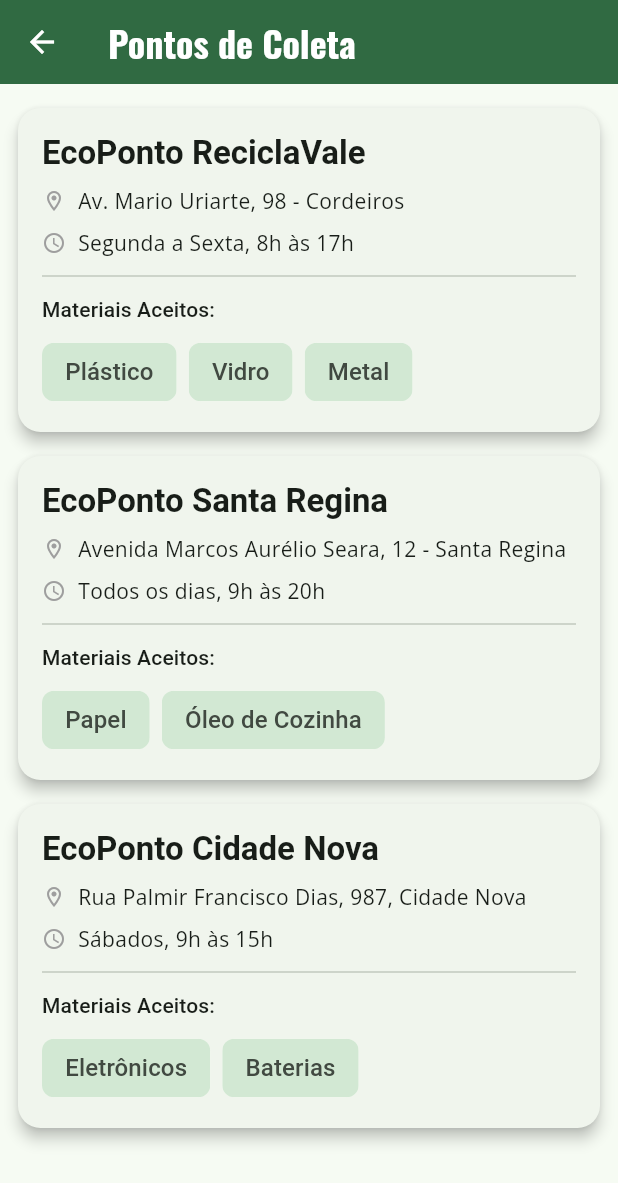
After one commit to eliassilveirajr/eco-coleta, a Flutter app: the PontosColetaScreen screen opened directly, on a phone screen of 412 x 824 dp. The commit adds this screen. Shown: the top 1183 px of the screen. Run offline on Flutter 3.47's test engine with Material 3 defaults, Android fonts, the phone set to English and light mode, and no system bars; our stand-ins replace go_router, google_fonts.

Commit message:
feat: Adiciona tela de pontos de coleta e integra ao menu

```diff
--- a/lib/home_screen.dart
+++ b/lib/home_screen.dart
@@ -6,6 +6,7 @@ import 'package:google_fonts/google_fonts.dart';
 // Importe as telas que serão usadas na navegação
 import 'package:myapp/agendamento_screen.dart';
 import 'package:myapp/configuracoes_screen.dart';
+import 'package:myapp/pontos_coleta_screen.dart'; // Importa a nova tela
 import 'package:myapp/profile_screen.dart';
 import 'package:myapp/trocas_screen.dart';
 
@@ -20,20 +21,22 @@ class _HomeScreenState extends State<HomeScreen> {
   int _selectedIndex = 0; // Índice da tela selecionada
 
   // Lista de telas que o Drawer pode navegar
-  static const List<Widget> _widgetOptions = <Widget>[
+  static List<Widget> _widgetOptions = <Widget>[
     DashboardContent(), // O conteúdo original da HomeScreen
+    AgendamentoScreen(),
+    PontosColetaScreen(), // Nova tela
+    TrocasScreen(),
     ProfileScreen(),
-    AgendamentoScreen(),
-    TrocasScreen(),
     ConfiguracoesScreen(),
   ];
 
   // Lista de títulos correspondentes a cada tela
   static const List<String> _widgetTitles = <String>[
     'ECO COLETA',
+    'Agendamentos',
+    'Pontos de Coleta', // Novo título
+    'Trocas e Recompensas',
     'Meu Perfil',
-    'Agendamentos',
-    'Trocas e Recompensas',
     'Configurações',
   ];
 
@@ -102,14 +105,14 @@ class _HomeScreenState extends State<HomeScreen> {
             onTap: () => _onSelectItem(0),
           ),
           _buildDrawerItem(
-            icon: Icons.person,
-            text: 'Perfil',
+            icon: Icons.calendar_today,
+            text: 'Agendamento',
             isSelected: _selectedIndex == 1,
             onTap: () => _onSelectItem(1),
           ),
           _buildDrawerItem(
-            icon: Icons.calendar_today,
-            text: 'Agendamento',
+            icon: Icons.location_on,
+            text: 'Pontos de Coleta',
             isSelected: _selectedIndex == 2,
             onTap: () => _onSelectItem(2),
           ),
@@ -120,10 +123,16 @@ class _HomeScreenState extends State<HomeScreen> {
             onTap: () => _onSelectItem(3),
           ),
           _buildDrawerItem(
+            icon: Icons.person,
+            text: 'Perfil',
+            isSelected: _selectedIndex == 4,
+            onTap: () => _onSelectItem(4),
+          ),
+          _buildDrawerItem(
             icon: Icons.settings,
             text: 'Configurações',
-            isSelected: _selectedIndex == 4,
-            onTap: () => _onSelectItem(4),
+            isSelected: _selectedIndex == 5,
+            onTap: () => _onSelectItem(5),
           ),
           const Divider(),
           _buildDrawerItem(
@@ -228,13 +237,13 @@ class DashboardContent extends StatelessWidget {
           style: Theme.of(context).textTheme.headlineSmall?.copyWith(fontWeight: FontWeight.bold),
         ),
         const SizedBox(height: 16),
-        _buildHistoricoItem(context, Icons.recycling, 'Coleta de Plástico', '+ R\$ 5,00', '10/07/2024', Colors.green),
+        _buildHistoricoItem(context, Icons.recycling, 'Coleta de Plástico', '+ R\$ 5,00', '10/07/2025', Colors.green),
         const Divider(),
-        _buildHistoricoItem(context, Icons.shopping_bag, 'Troca por Desconto', '- 500 pts', '08/07/2024', Colors.orange),
+        _buildHistoricoItem(context, Icons.shopping_bag, 'Troca por Desconto', '- 500 pts', '08/07/2025', Colors.orange),
         const Divider(),
-        _buildHistoricoItem(context, Icons.recycling, 'Coleta de Vidro', '+ R\$ 7,50', '05/07/2024', Colors.green),
+        _buildHistoricoItem(context, Icons.recycling, 'Coleta de Vidro', '+ R\$ 7,50', '05/07/2025', Colors.green),
         const Divider(),
-        _buildHistoricoItem(context, Icons.recycling, 'Coleta de Metal', '+ R\$ 10,00', '02/07/2024', Colors.green),
+        _buildHistoricoItem(context, Icons.recycling, 'Coleta de Metal', '+ R\$ 10,00', '02/07/2025', Colors.green),
       ],
     );
   }
--- /dev/null
+++ b/lib/pontos_coleta_screen.dart
@@ -0,0 +1,118 @@
+
+import 'package:flutter/material.dart';
+
+// Modelo de dados simples para um Ponto de Coleta
+class PontoColeta {
+  final String nome;
+  final String endereco;
+  final List<String> materiais;
+  final String horario;
+
+  PontoColeta({
+    required this.nome,
+    required this.endereco,
+    required this.materiais,
+    required this.horario,
+  });
+}
+
+class PontosColetaScreen extends StatelessWidget {
+  PontosColetaScreen({super.key});
+
+  final List<PontoColeta> pontosDeColeta = [
+    PontoColeta(
+      nome: 'EcoPonto ReciclaVale',
+      endereco: 'Av. Mario Uriarte, 98 - Cordeiros',
+      materiais: ['Plástico', 'Vidro', 'Metal'],
+      horario: 'Segunda a Sexta, 8h às 17h',
+    ),
+    PontoColeta(
+      nome: 'EcoPonto Santa Regina',
+      endereco: 'Avenida Marcos Aurélio Seara, 12 - Santa Regina',
+      materiais: ['Papel', 'Óleo de Cozinha'],
+      horario: 'Todos os dias, 9h às 20h',
+    ),
+    PontoColeta(
+      nome: 'EcoPonto Cidade Nova',
+      endereco: 'Rua Palmir Francisco Dias, 987, Cidade Nova',
+      materiais: ['Eletrônicos', 'Baterias'],
+      horario: 'Sábados, 9h às 15h',
+    ),
+  ];
+
+  @override
+  Widget build(BuildContext context) {
+    return Scaffold(
+      appBar: AppBar(
+        title: const Text('Pontos de Coleta'),
+      ),
+      body: ListView.builder(
+        padding: const EdgeInsets.all(8.0),
+        itemCount: pontosDeColeta.length,
+        itemBuilder: (context, index) {
+          final ponto = pontosDeColeta[index];
+          return Card(
+            elevation: 4,
+            margin: const EdgeInsets.symmetric(vertical: 8.0, horizontal: 4.0),
+            shape: RoundedRectangleBorder(borderRadius: BorderRadius.circular(15.0)),
+            child: Padding(
+              padding: const EdgeInsets.all(16.0),
+              child: Column(
+                crossAxisAlignment: CrossAxisAlignment.start,
+                children: [
+                  Text(
+                    ponto.nome,
+                    style: Theme.of(context).textTheme.titleLarge?.copyWith(
+                          fontWeight: FontWeight.bold,
+                        ),
+                  ),
+                  const SizedBox(height: 8),
+                  Row(
+                    children: [
+                      const Icon(Icons.location_on_outlined, size: 16, color: Colors.grey),
+                      const SizedBox(width: 8),
+                      Expanded(
+                        child: Text(
+                          ponto.endereco,
+                          style: Theme.of(context).textTheme.bodyMedium,
+                        ),
+                      ),
+                    ],
+                  ),
+                  const SizedBox(height: 8),
+                  Row(
+                    children: [
+                      const Icon(Icons.watch_later_outlined, size: 16, color: Colors.grey),
+                      const SizedBox(width: 8),
+                      Text(
+                        ponto.horario,
+                        style: Theme.of(context).textTheme.bodyMedium,
+                      ),
+                    ],
+                  ),
+                  const Divider(height: 24),
+                  Text(
+                    'Materiais Aceitos:',
+                    style: Theme.of(context).textTheme.titleSmall,
+                  ),
+                  const SizedBox(height: 8),
+                  Wrap(
+                    spacing: 8.0,
+                    runSpacing: 4.0,
+                    children: ponto.materiais.map((material) {
+                      return Chip(
+                        label: Text(material),
+                        backgroundColor: Theme.of(context).colorScheme.secondaryContainer,
+                        side: BorderSide.none,
+                      );
+                    }).toList(),
+                  ),
+                ],
+              ),
+            ),
+          );
+        },
+      ),
+    );
+  }
+}
```
Also changed, not shown: lib/dashboard_screen.dart (added, +100 -0 lines), lib/scaffold_with_drawer.dart (added, +146 -0 lines).
